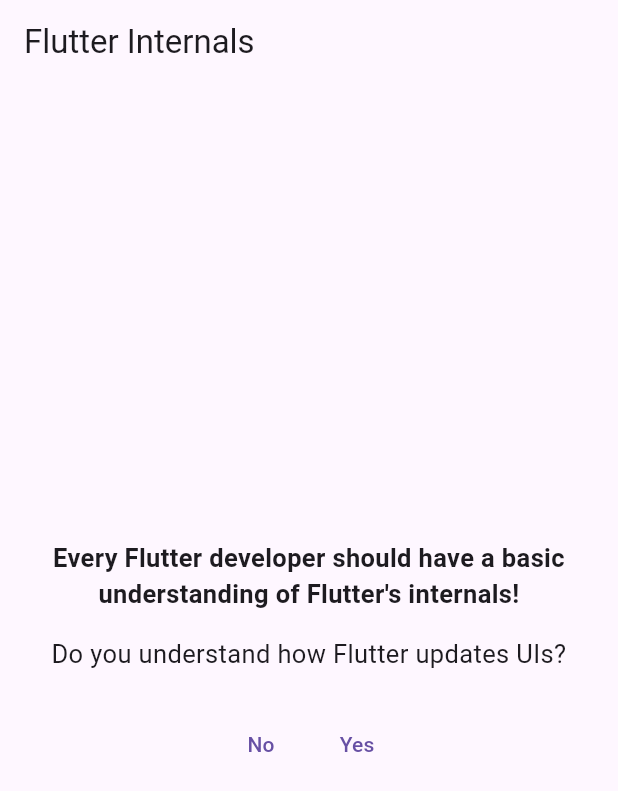
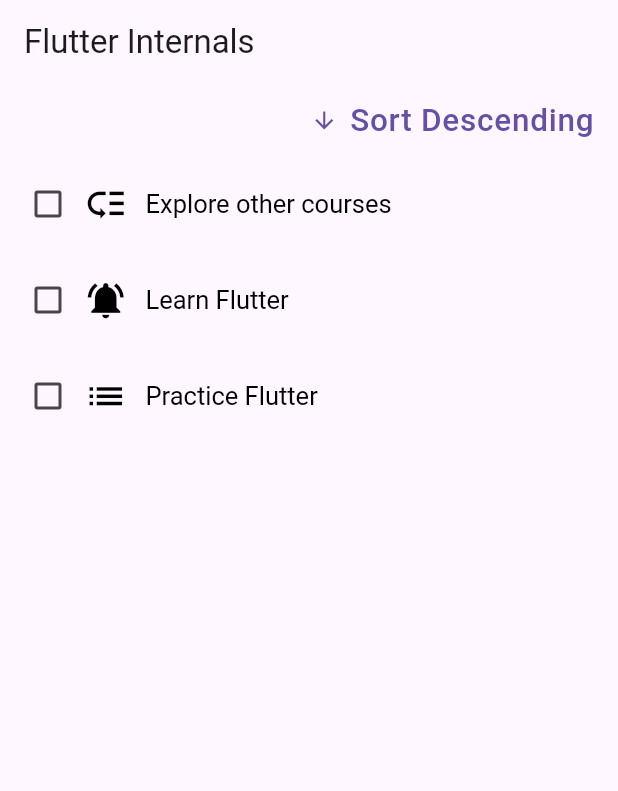
Before and after one commit to shaikhikram04/FLUTTER-INTERNALS, a Flutter app: the screen it shows after launch, on a phone screen of 412 x 824 dp. Shown: the top 791 px of the screen. Run offline on Flutter 3.47's test engine with Material 3 defaults, Android fonts, the phone set to English and light mode, and no system bars.

Commit message:
make Todo Item Screen with Sorting Logic also make a checkable TodoItem Screen

```diff
--- a/lib/keys/checkable_todo_item.dart
+++ b/lib/keys/checkable_todo_item.dart
@@ -0,0 +1,47 @@
+import 'package:flutter/material.dart';
+
+enum Priority { urgent, normal, low }
+
+class CheckableTodoItem extends StatefulWidget {
+  const CheckableTodoItem(this.text, this.priority, {super.key});
+
+  final String text;
+  final Priority priority;
+
+  @override
+  State<StatefulWidget> createState() => _CheckableTodoItemState();
+}
+
+class _CheckableTodoItemState extends State<CheckableTodoItem> {
+  var _done = false;
+
+  void _setDone(bool? isChecked) {
+    setState(() {
+      _done = isChecked ?? true;
+    });
+  }
+
+  @override
+  Widget build(BuildContext context) {
+    var icon = Icons.low_priority;
+
+    if (widget.priority == Priority.urgent) {
+      icon = Icons.notifications_active;
+    }
+
+    if (widget.priority == Priority.normal) {
+      icon = Icons.list;
+    }
+    return Padding(
+      padding: const EdgeInsets.all(8),
+      child: Row(
+        children: [
+          Checkbox(value: _done, onChanged: _setDone),
+          Icon(icon),
+          const SizedBox(width: 12),
+          Text(widget.text, style: Theme.of(context).textTheme.displayMedium),
+        ],
+      ),
+    );
+  }
+}
--- a/lib/keys/keys.dart
+++ b/lib/keys/keys.dart
@@ -0,0 +1,82 @@
+import 'package:flutter/material.dart';
+import 'package:flutter_internals/keys/todo_item.dart';
+import 'package:flutter_internals/keys/checkable_todo_item.dart';
+
+class Todo {
+  Todo(this.text, this.priority);
+
+  final String text;
+  final Priority priority;
+}
+
+class Keys extends StatefulWidget {
+  const Keys({super.key});
+
+  @override
+  State<StatefulWidget> createState() => _KeyState();
+}
+
+class _KeyState extends State<Keys> {
+  var _order = 'asc';
+  final _todos = [
+    Todo(
+      'Learn Flutter',
+      Priority.urgent,
+    ),
+    Todo(
+      'Practice Flutter',
+      Priority.normal,
+    ),
+    Todo(
+      'Explore other courses',
+      Priority.low,
+    ),
+  ];
+
+  List<Todo> get _orderedTodos {
+    final sortedTodos = List.of(_todos);
+    sortedTodos.sort((a, b) {
+      final bComesAfterA = a.text.compareTo(b.text);
+      return _order == 'asc' ? bComesAfterA : -bComesAfterA;
+    });
+    return sortedTodos;
+  }
+
+  void _changeOrder() {
+    setState(() {
+      _order = _order == 'asc' ? 'desc' : 'asc';
+    });
+  }
+
+  @override
+  Widget build(BuildContext context) {
+    return Column(
+      children: [
+        Align(
+          alignment: Alignment.centerRight,
+          child: TextButton.icon(
+            onPressed: _changeOrder,
+            icon: Icon(
+              _order == 'asc' ? Icons.arrow_downward : Icons.arrow_upward,
+            ),
+            label: Text(
+              'Sort ${_order == 'asc' ? 'Descending' : 'Ascending'}',
+              style: Theme.of(context).textTheme.labelMedium,
+            ),
+          ),
+        ),
+        Expanded(
+          child: Column(
+            children: [
+              for (final todo in _orderedTodos)
+                CheckableTodoItem(
+                  todo.text,
+                  todo.priority,
+                ),
+            ],
+          ),
+        )
+      ],
+    );
+  }
+}
--- a/lib/keys/todo_item.dart
+++ b/lib/keys/todo_item.dart
@@ -0,0 +1,33 @@
+import 'package:flutter/material.dart';
+import 'package:flutter_internals/keys/checkable_todo_item.dart';
+
+class TodoItem extends StatelessWidget {
+  const TodoItem(this.text, this.priority, {super.key});
+
+  final String text;
+  final Priority priority;
+
+  @override
+  Widget build(BuildContext context) {
+    IconData icon = Icons.low_priority;
+
+    if (priority == Priority.urgent) {
+      icon = Icons.notifications_active;
+    }
+
+    if (priority == Priority.normal) {
+      icon = Icons.list;
+    }
+
+    return Padding(
+      padding: const EdgeInsets.all(8),
+      child: Row(
+        children: [
+          Icon(icon),
+          const SizedBox(width: 12),
+          Text(text, style: Theme.of(context).textTheme.displayMedium),
+        ],
+      ),
+    );
+  }
+}
--- a/lib/main.dart
+++ b/lib/main.dart
@@ -1,5 +1,5 @@
 import 'package:flutter/material.dart';
-import 'package:flutter_internals/ui_updates_demo.dart';
+import 'package:flutter_internals/keys/keys.dart';
 
 void main() {
   runApp(const App());
@@ -10,14 +10,21 @@ class App extends StatelessWidget {
 
   @override
   Widget build(BuildContext context) {
+    Color themeColor = Color(0xFF6750a4);
     return MaterialApp(
-      theme: ThemeData(useMaterial3: true),
       debugShowCheckedModeBanner: false,
+      theme: ThemeData(useMaterial3: true).copyWith(
+        iconTheme: const IconThemeData(size: 29),
+        textTheme: TextTheme(
+          labelMedium: TextStyle(fontSize: 21, color: themeColor),
+          displayMedium: const TextStyle(fontSize: 17, color: Colors.black),
+        ),
+      ),
       home: Scaffold(
         appBar: AppBar(
           title: const Text('Flutter Internals'),
         ),
-        body: const UiUpdatesDemo(),
+        body: const Keys(),
       ),
     );
   }
```
